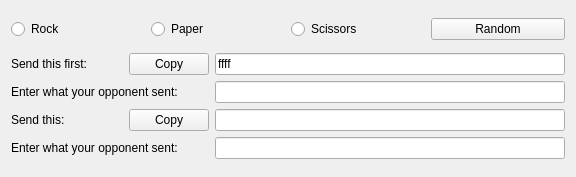
First picture: the form in ui/mainwindow.ui, repository bit-fag/rpsqt, before the edit.
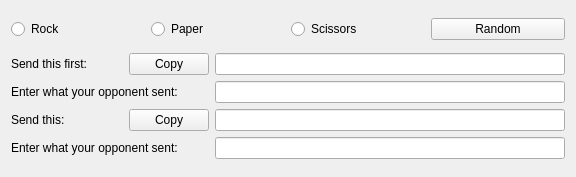
Second picture: the form after the edit. Icons and pictures are not drawn.

Commit message: First field: no test "fff" text

What changed in the file:
```diff
--- a/ui/mainwindow.ui
+++ b/ui/mainwindow.ui
@@ -106,7 +106,7 @@
          </size>
         </property>
         <property name="text">
-         <string>ffff</string>
+         <string/>
         </property>
         <property name="readOnly">
          <bool>true</bool>
```
